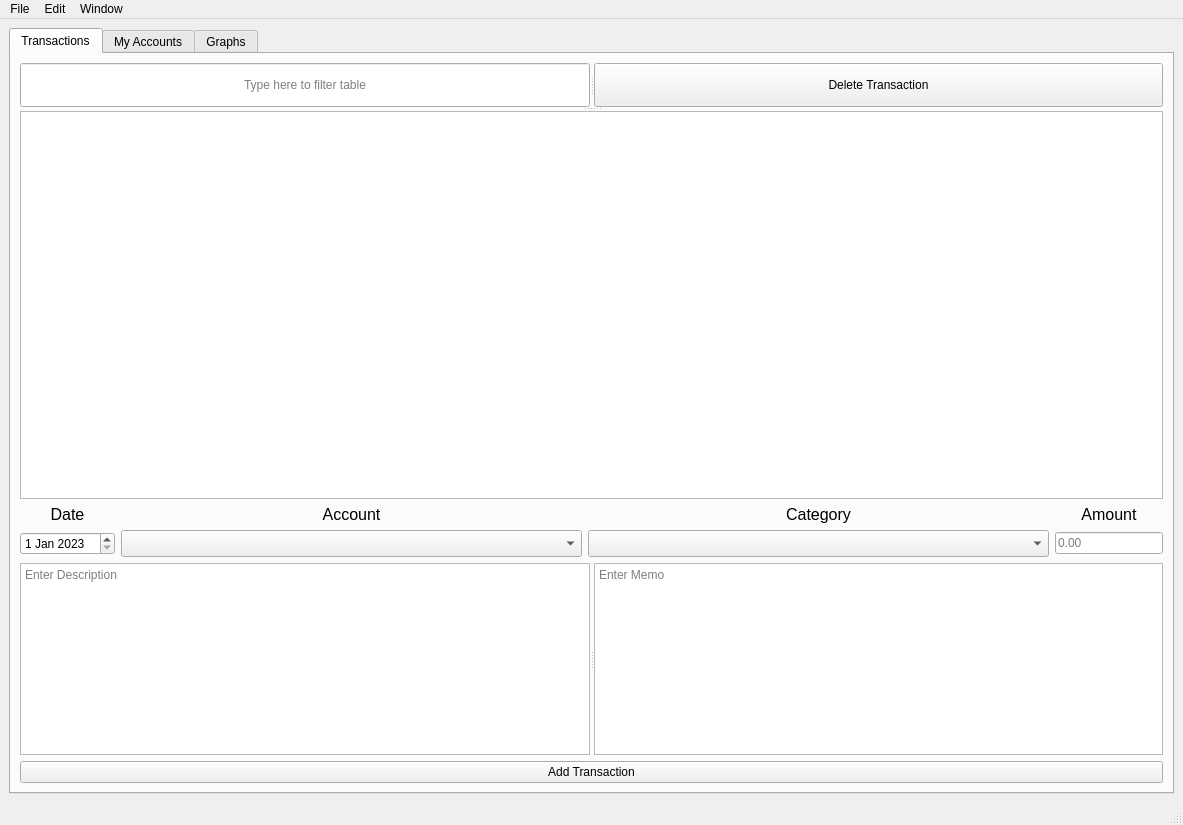
Old version of the form ft_mainwindow.ui in the repository TechMcKay/FinanceTracker.
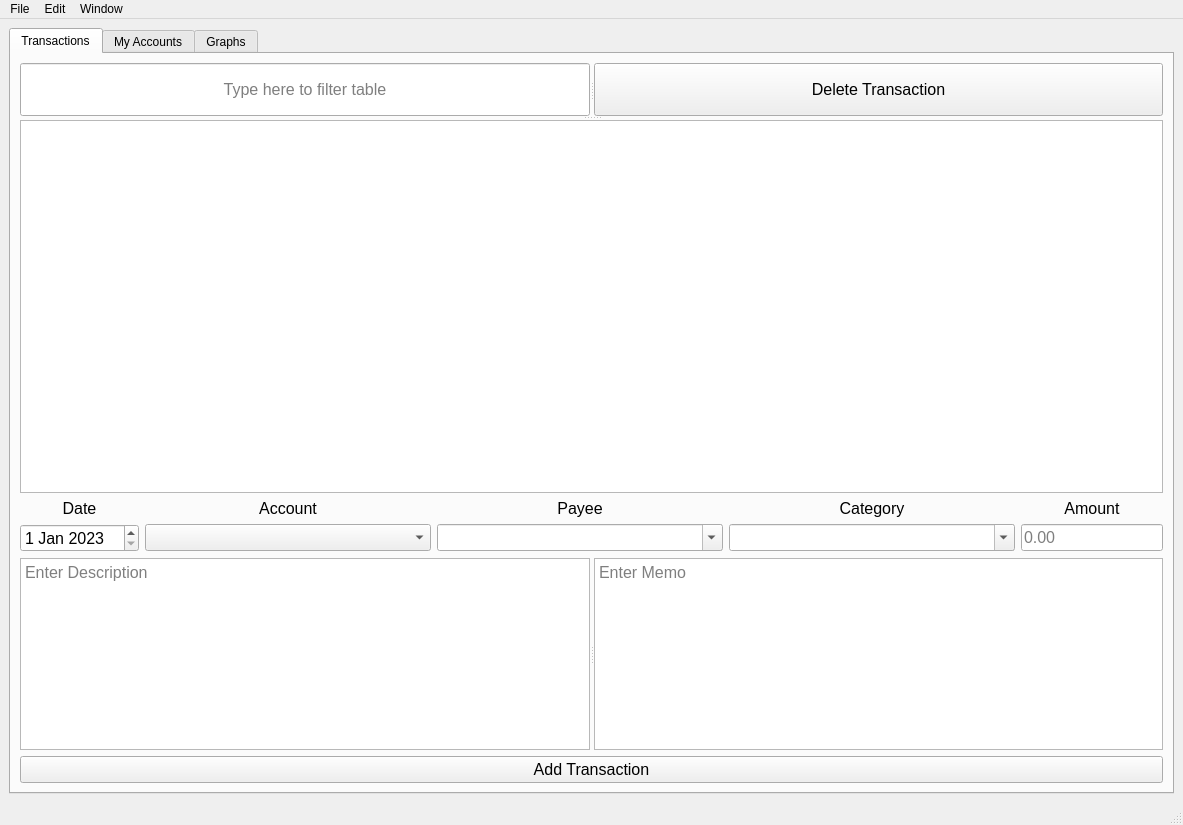
New version of the form.

```diff
--- a/ft_mainwindow.ui
+++ b/ft_mainwindow.ui
@@ -59,6 +59,11 @@
             <enum>Qt::Horizontal</enum>
            </property>
            <widget class="QLineEdit" name="transactionFilterLineEdit">
+            <property name="font">
+             <font>
+              <pointsize>12</pointsize>
+             </font>
+            </property>
             <property name="alignment">
              <set>Qt::AlignCenter</set>
             </property>
@@ -67,6 +72,11 @@
             </property>
            </widget>
            <widget class="QPushButton" name="deleteTransactionButton">
+            <property name="font">
+             <font>
+              <pointsize>12</pointsize>
+             </font>
+            </property>
             <property name="text">
              <string>Delete Transaction</string>
             </property>
@@ -88,6 +98,11 @@
              <height>344</height>
             </size>
            </property>
+           <property name="font">
+            <font>
+             <pointsize>12</pointsize>
+            </font>
+           </property>
            <property name="sizeAdjustPolicy">
             <enum>QAbstractScrollArea::AdjustIgnored</enum>
            </property>
@@ -110,7 +125,7 @@
          </widget>
         </item>
         <item>
-         <layout class="QGridLayout" name="gridLayout_2" columnstretch="0,1,1,0">
+         <layout class="QGridLayout" name="gridLayout_2" columnstretch="0,1,1,1,0">
           <item row="0" column="0">
            <widget class="QLabel" name="label">
             <property name="font">
@@ -144,6 +159,21 @@
             </property>
            </widget>
           </item>
+          <item row="0" column="4">
+           <widget class="QLabel" name="label_3">
+            <property name="font">
+             <font>
+              <pointsize>12</pointsize>
+             </font>
+            </property>
+            <property name="text">
+             <string>Amount</string>
+            </property>
+            <property name="alignment">
+             <set>Qt::AlignCenter</set>
+            </property>
+           </widget>
+          </item>
           <item row="1" column="1">
            <widget class="QComboBox" name="accountComboBox">
             <property name="font">
@@ -162,23 +192,13 @@
             </property>
            </widget>
           </item>
-          <item row="0" column="3">
-           <widget class="QLabel" name="label_3">
-            <property name="font">
-             <font>
-              <pointsize>12</pointsize>
-             </font>
-            </property>
-            <property name="text">
-             <string>Amount</string>
-            </property>
-            <property name="alignment">
-             <set>Qt::AlignCenter</set>
-            </property>
-           </widget>
-          </item>
           <item row="1" column="0">
            <widget class="QDateEdit" name="transactionDateEdit">
+            <property name="font">
+             <font>
+              <pointsize>12</pointsize>
+             </font>
+            </property>
             <property name="date">
              <date>
               <year>2023</year>
@@ -188,14 +208,34 @@
             </property>
            </widget>
           </item>
-          <item row="1" column="3">
+          <item row="1" column="4">
            <widget class="QLineEdit" name="amountLineEdit">
+            <property name="font">
+             <font>
+              <pointsize>12</pointsize>
+             </font>
+            </property>
             <property name="placeholderText">
              <string>0.00</string>
             </property>
            </widget>
           </item>
-          <item row="0" column="2">
+          <item row="1" column="3">
+           <widget class="QComboBox" name="categoryComboBox">
+            <property name="font">
+             <font>
+              <pointsize>12</pointsize>
+             </font>
+            </property>
+            <property name="editable">
+             <bool>true</bool>
+            </property>
+            <property name="currentText">
+             <string/>
+            </property>
+           </widget>
+          </item>
+          <item row="0" column="3">
            <widget class="QLabel" name="label_4">
             <property name="font">
              <font>
@@ -211,11 +251,32 @@
            </widget>
           </item>
           <item row="1" column="2">
-           <widget class="QComboBox" name="categoryComboBox">
+           <widget class="QComboBox" name="payee_comboBox">
             <property name="font">
              <font>
               <pointsize>12</pointsize>
              </font>
+            </property>
+            <property name="editable">
+             <bool>true</bool>
+            </property>
+            <property name="currentText">
+             <string notr="true"/>
+            </property>
+           </widget>
+          </item>
+          <item row="0" column="2">
+           <widget class="QLabel" name="payee_label">
+            <property name="font">
+             <font>
+              <pointsize>12</pointsize>
+             </font>
+            </property>
+            <property name="text">
+             <string>Payee</string>
+            </property>
+            <property name="alignment">
+             <set>Qt::AlignCenter</set>
             </property>
            </widget>
           </item>
@@ -227,6 +288,11 @@
            <enum>Qt::Horizontal</enum>
           </property>
           <widget class="QPlainTextEdit" name="descriptionTextEdit">
+           <property name="font">
+            <font>
+             <pointsize>12</pointsize>
+            </font>
+           </property>
            <property name="contextMenuPolicy">
             <enum>Qt::NoContextMenu</enum>
            </property>
@@ -241,6 +307,11 @@
            </property>
           </widget>
           <widget class="QPlainTextEdit" name="memoTextEdit">
+           <property name="font">
+            <font>
+             <pointsize>12</pointsize>
+            </font>
+           </property>
            <property name="tabChangesFocus">
             <bool>true</bool>
            </property>
@@ -255,6 +326,11 @@
         </item>
         <item>
          <widget class="QPushButton" name="addTransactionButton">
+          <property name="font">
+           <font>
+            <pointsize>12</pointsize>
+           </font>
+          </property>
           <property name="text">
            <string>Add Transaction</string>
           </property>
```
Left out of the diff: 2 changed lines with no effect on the pictures.
